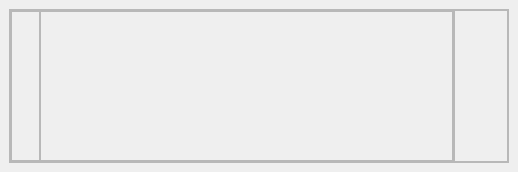
Old version of the form gui4.ui in the repository kyoko9000/54.-GUI-basic.
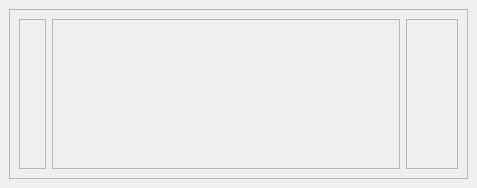
New version of the form. Icons and pictures are not drawn.

```diff
--- a/gui4.ui
+++ b/gui4.ui
@@ -6,8 +6,8 @@
    <rect>
     <x>0</x>
     <y>0</y>
-    <width>518</width>
-    <height>172</height>
+    <width>477</width>
+    <height>188</height>
    </rect>
   </property>
   <property name="windowTitle">
@@ -17,11 +17,6 @@
    <layout class="QHBoxLayout" name="horizontalLayout">
     <item>
      <widget class="QFrame" name="frame">
-      <property name="styleSheet">
-       <string notr="true">QFrame::hover {
-	background-color: rgb(0, 85, 127);
-}</string>
-      </property>
       <property name="frameShape">
        <enum>QFrame::StyledPanel</enum>
       </property>
@@ -29,107 +24,29 @@
        <enum>QFrame::Raised</enum>
       </property>
       <layout class="QHBoxLayout" name="horizontalLayout_2">
-       <property name="spacing">
-        <number>0</number>
-       </property>
-       <property name="leftMargin">
-        <number>0</number>
-       </property>
-       <property name="topMargin">
-        <number>0</number>
-       </property>
-       <property name="rightMargin">
-        <number>0</number>
-       </property>
-       <property name="bottomMargin">
-        <number>0</number>
-       </property>
        <item>
-        <widget class="QFrame" name="frame_3">
+        <widget class="QFrame" name="frame_2">
          <property name="sizePolicy">
-          <sizepolicy hsizetype="Expanding" vsizetype="Preferred">
+          <sizepolicy hsizetype="Preferred" vsizetype="Preferred">
            <horstretch>0</horstretch>
            <verstretch>0</verstretch>
           </sizepolicy>
-         </property>
-         <property name="frameShape">
-          <enum>QFrame::StyledPanel</enum>
-         </property>
-         <property name="frameShadow">
-          <enum>QFrame::Raised</enum>
-         </property>
-         <layout class="QHBoxLayout" name="horizontalLayout_5">
-          <property name="spacing">
-           <number>0</number>
-          </property>
-          <property name="leftMargin">
-           <number>0</number>
-          </property>
-          <property name="topMargin">
-           <number>0</number>
-          </property>
-          <property name="rightMargin">
-           <number>0</number>
-          </property>
-          <property name="bottomMargin">
-           <number>0</number>
-          </property>
-          <item>
-           <widget class="QFrame" name="frame_4">
-            <property name="styleSheet">
-             <string notr="true"/>
-            </property>
-            <property name="frameShape">
-             <enum>QFrame::StyledPanel</enum>
-            </property>
-            <property name="frameShadow">
-             <enum>QFrame::Raised</enum>
-            </property>
-            <layout class="QHBoxLayout" name="horizontalLayout_3">
-             <property name="spacing">
-              <number>0</number>
-             </property>
-             <property name="leftMargin">
-              <number>20</number>
-             </property>
-             <property name="topMargin">
-              <number>0</number>
-             </property>
-             <property name="rightMargin">
-              <number>0</number>
-             </property>
-             <property name="bottomMargin">
-              <number>0</number>
-             </property>
-             <item>
-              <widget class="QLabel" name="label_2">
-               <property name="sizePolicy">
-                <sizepolicy hsizetype="Minimum" vsizetype="Preferred">
-                 <horstretch>0</horstretch>
-                 <verstretch>0</verstretch>
-                </sizepolicy>
-               </property>
-               <property name="minimumSize">
-                <size>
-                 <width>0</width>
-                 <height>0</height>
-                </size>
                </property>
                <property name="maximumSize">
                 <size>
-                 <width>100</width>
-                 <height>100</height>
-                </size>
-               </property>
-               <property name="styleSheet">
-                <string notr="true"/>
-               </property>
+           <width>150</width>
+           <height>150</height>
+          </size>
+         </property>
                <property name="frameShape">
-                <enum>QFrame::NoFrame</enum>
+          <enum>QFrame::StyledPanel</enum>
                </property>
                <property name="frameShadow">
-                <enum>QFrame::Plain</enum>
-               </property>
+          <enum>QFrame::Raised</enum>
+         </property>
+         <layout class="QHBoxLayout" name="horizontalLayout_4">
+          <item>
+           <widget class="QLabel" name="label">
                <property name="text">
                 <string/>
                </property>
@@ -145,7 +62,7 @@
            </widget>
           </item>
           <item>
-           <widget class="QFrame" name="frame_5">
+        <widget class="QFrame" name="frame_3">
             <property name="sizePolicy">
              <sizepolicy hsizetype="Expanding" vsizetype="Preferred">
               <horstretch>0</horstretch>
@@ -158,32 +75,14 @@
             <property name="frameShadow">
              <enum>QFrame::Raised</enum>
             </property>
-            <layout class="QHBoxLayout" name="horizontalLayout_6">
-             <property name="spacing">
-              <number>0</number>
-             </property>
-             <property name="leftMargin">
-              <number>20</number>
-             </property>
-             <property name="topMargin">
-              <number>0</number>
-             </property>
-             <property name="rightMargin">
-              <number>0</number>
-             </property>
-             <property name="bottomMargin">
-              <number>0</number>
-             </property>
+         <layout class="QHBoxLayout" name="horizontalLayout_3">
              <item>
-              <widget class="QLabel" name="label">
+           <widget class="QLabel" name="label_2">
                <property name="font">
                 <font>
-                 <pointsize>20</pointsize>
-                </font>
-               </property>
-               <property name="styleSheet">
-                <string notr="true">color: rgb(255, 255, 255);</string>
-               </property>
+              <pointsize>7</pointsize>
+             </font>
+            </property>
                <property name="text">
                 <string/>
                </property>
@@ -192,41 +91,17 @@
             </layout>
            </widget>
           </item>
-         </layout>
-        </widget>
-       </item>
-       <item alignment="Qt::AlignRight">
-        <widget class="QFrame" name="frame_2">
-         <property name="sizePolicy">
-          <sizepolicy hsizetype="Minimum" vsizetype="Preferred">
-           <horstretch>0</horstretch>
-           <verstretch>0</verstretch>
-          </sizepolicy>
-         </property>
+       <item>
+        <widget class="QFrame" name="frame_4">
          <property name="frameShape">
           <enum>QFrame::StyledPanel</enum>
          </property>
          <property name="frameShadow">
           <enum>QFrame::Raised</enum>
          </property>
-         <layout class="QHBoxLayout" name="horizontalLayout_4">
-          <property name="spacing">
-           <number>0</number>
-          </property>
-          <property name="leftMargin">
-           <number>0</number>
-          </property>
-          <property name="topMargin">
-           <number>0</number>
-          </property>
-          <property name="rightMargin">
-           <number>20</number>
-          </property>
-          <property name="bottomMargin">
-           <number>0</number>
-          </property>
+         <layout class="QHBoxLayout" name="horizontalLayout_5">
           <item>
-           <widget class="QPushButton" name="pushButton_1">
+           <widget class="QPushButton" name="pushButton">
             <property name="styleSheet">
              <string notr="true">QPushButton {
 border: none;
```
Left out of the diff: 2 changed lines with no effect on the pictures. Lines whose indentation alone changed are shown as unchanged.
